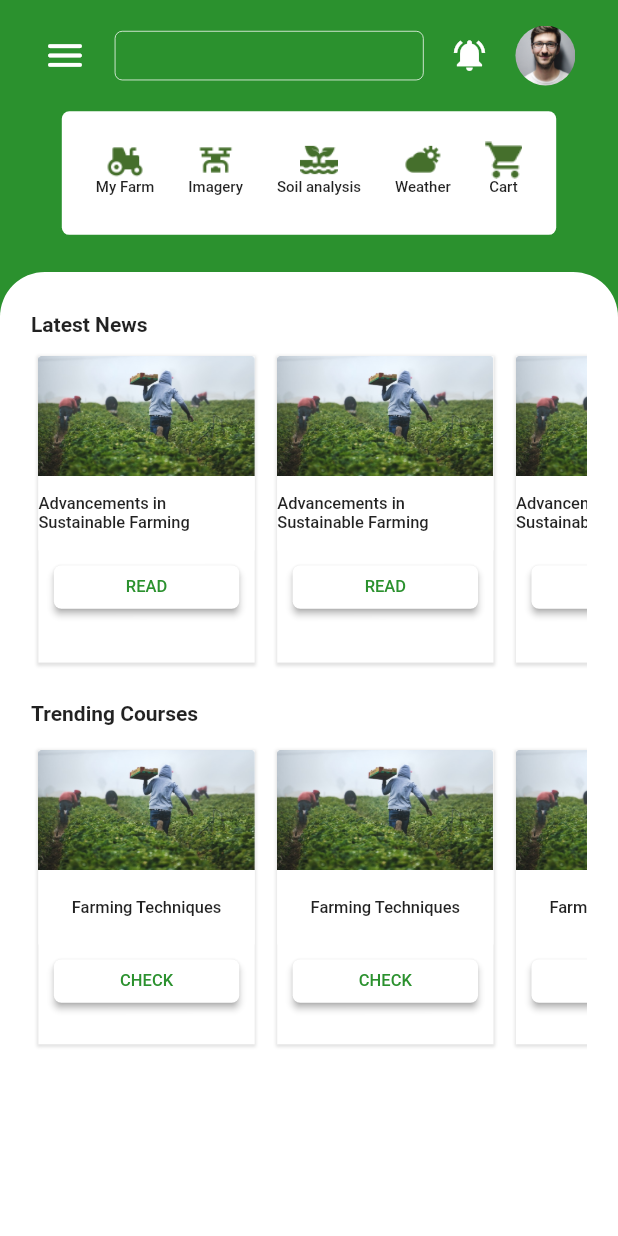
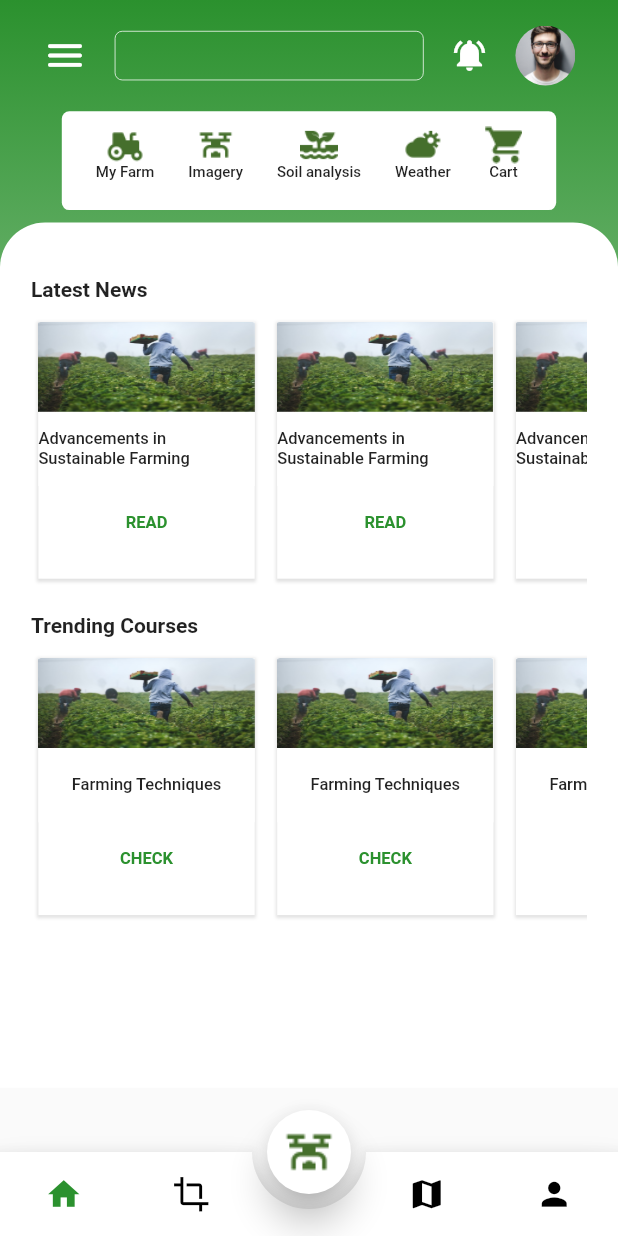
Before and after one commit to Trihz/App, a Flutter app: the screen it shows after launch, after a tap on "LOGIN", on a phone screen of 412 x 824 dp. Run offline on Flutter 3.47's test engine with Material 2 defaults, Android fonts, the phone set to English and light mode, and no system bars; drawn by our look-alikes of animated_bottom_navigation_bar; our stand-ins replace animated_text_kit.

Commit message:
Bottom navigation bar

```diff
--- a/lib/Login/logic_ui.dart
+++ b/lib/Login/logic_ui.dart
@@ -176,7 +176,7 @@ class _LoginUIState extends State<LoginUI> {
                     decoration: const BoxDecoration(color: Colors.transparent),
                     child: ElevatedButton(
                       onPressed: () {
-                        Navigator.pushNamed(context, '/homepage');
+                        Navigator.pushNamed(context, '/landingpage');
                       },
                       style: ElevatedButton.styleFrom(
                           backgroundColor: mainColor,
--- a/lib/homepage/homepage_ui.dart
+++ b/lib/homepage/homepage_ui.dart
@@ -19,9 +19,9 @@ class _HomepageUIState extends State<HomepageUI> {
       height: MediaQuery.of(context).size.height * 0.09,
       width: MediaQuery.of(context).size.width * 0.95,
       margin: const EdgeInsets.only(right: 3, left: 3, top: 0),
-      decoration: BoxDecoration(
-        color: mainColor,
-        borderRadius: const BorderRadius.only(
+      decoration: const BoxDecoration(
+        color: Colors.transparent,
+        borderRadius: BorderRadius.only(
           bottomLeft: Radius.circular(0),
           bottomRight: Radius.circular(0),
           topLeft: Radius.circular(0),
@@ -96,7 +96,7 @@ class _HomepageUIState extends State<HomepageUI> {
   /// widget to display the icons container
   Widget iconsContainer() {
     return Container(
-      height: MediaQuery.of(context).size.height * 0.1,
+      height: MediaQuery.of(context).size.height * 0.08,
       width: MediaQuery.of(context).size.width * 0.8,
       decoration: const BoxDecoration(
           color: Colors.white,
@@ -104,7 +104,7 @@ class _HomepageUIState extends State<HomepageUI> {
       child: Center(
         child: Container(
           height: MediaQuery.of(context).size.height * 0.1,
-          padding: const EdgeInsets.only(top: 20),
+          padding: const EdgeInsets.only(top: 10),
           decoration: const BoxDecoration(
             color: Colors.transparent,
           ),
@@ -236,9 +236,9 @@ class _HomepageUIState extends State<HomepageUI> {
   /// widget to display the latest news container
   Widget latestNews() {
     return Container(
-      height: MediaQuery.of(context).size.height * 0.3,
+      height: MediaQuery.of(context).size.height * 0.26,
       width: MediaQuery.of(context).size.width * 0.9,
-      margin: const EdgeInsets.only(top: 10),
+      margin: const EdgeInsets.only(top: 20),
       decoration: const BoxDecoration(color: Colors.transparent),
       child: Column(
         mainAxisAlignment: MainAxisAlignment.spaceEvenly,
@@ -258,7 +258,7 @@ class _HomepageUIState extends State<HomepageUI> {
             ),
           ),
           Container(
-            height: MediaQuery.of(context).size.height * 0.26,
+            height: MediaQuery.of(context).size.height * 0.22,
             width: MediaQuery.of(context).size.width * 1,
             decoration: const BoxDecoration(
               color: Colors.transparent,
@@ -268,7 +268,7 @@ class _HomepageUIState extends State<HomepageUI> {
                 scrollDirection: Axis.horizontal,
                 itemBuilder: ((context, index) {
                   return Container(
-                    height: MediaQuery.of(context).size.height * 0.26,
+                    height: MediaQuery.of(context).size.height * 0.22,
                     width: MediaQuery.of(context).size.width * 0.35,
                     margin: const EdgeInsets.only(
                         right: 10, top: 5, bottom: 5, left: 5),
@@ -283,7 +283,7 @@ class _HomepageUIState extends State<HomepageUI> {
                     child: Column(
                       children: [
                         Container(
-                            height: 80,
+                            height: 60,
                             width: MediaQuery.of(context).size.width * 0.35,
                             decoration: const BoxDecoration(
                               image: DecorationImage(
@@ -316,24 +316,15 @@ class _HomepageUIState extends State<HomepageUI> {
                             width: MediaQuery.of(context).size.width * 0.3,
                             decoration:
                                 const BoxDecoration(color: Colors.transparent),
-                          child: ElevatedButton(
-                            onPressed: () {
-                              Navigator.pushNamed(context, '/homepage');
-                            },
-                            style: ElevatedButton.styleFrom(
-                                backgroundColor: Colors.white,
-                                foregroundColor: mainColor,
-                                shadowColor: Colors.grey,
-                                shape: const RoundedRectangleBorder(
-                                    borderRadius:
-                                        BorderRadius.all(Radius.circular(5)))),
-                            child: const Text(
+                            child: Center(
+                              child: Text(
                                 "READ",
                                 style: TextStyle(
-                                  fontSize: 11, fontWeight: FontWeight.w500),
+                                    fontSize: 11,
+                                    fontWeight: FontWeight.w700,
+                                    color: mainColor),
                               ),
-                          ),
-                        )
+                            ))
                       ],
                     ),
                   );
@@ -347,7 +338,7 @@ class _HomepageUIState extends State<HomepageUI> {
   /// Widget to display the trending courses container
   Widget trendingCourses() {
     return Container(
-      height: MediaQuery.of(context).size.height * 0.3,
+      height: MediaQuery.of(context).size.height * 0.26,
       width: MediaQuery.of(context).size.width * 0.9,
       margin: const EdgeInsets.only(top: 10),
       decoration: const BoxDecoration(color: Colors.transparent),
@@ -369,7 +360,7 @@ class _HomepageUIState extends State<HomepageUI> {
             ),
           ),
           Container(
-            height: MediaQuery.of(context).size.height * 0.25,
+            height: MediaQuery.of(context).size.height * 0.22,
             width: MediaQuery.of(context).size.width * 1,
             decoration: const BoxDecoration(
               color: Colors.transparent,
@@ -379,7 +370,7 @@ class _HomepageUIState extends State<HomepageUI> {
                 scrollDirection: Axis.horizontal,
                 itemBuilder: ((context, index) {
                   return Container(
-                    height: MediaQuery.of(context).size.height * 0.25,
+                    height: MediaQuery.of(context).size.height * 0.22,
                     width: MediaQuery.of(context).size.width * 0.35,
                     margin: const EdgeInsets.only(
                         right: 10, top: 5, bottom: 5, left: 5),
@@ -394,7 +385,7 @@ class _HomepageUIState extends State<HomepageUI> {
                     child: Column(
                       children: [
                         Container(
-                            height: 80,
+                            height: 60,
                             width: MediaQuery.of(context).size.width * 0.35,
                             decoration: const BoxDecoration(
                               image: DecorationImage(
@@ -427,24 +418,15 @@ class _HomepageUIState extends State<HomepageUI> {
                             width: MediaQuery.of(context).size.width * 0.3,
                             decoration:
                                 const BoxDecoration(color: Colors.transparent),
-                          child: ElevatedButton(
-                            onPressed: () {
-                              Navigator.pushNamed(context, '/homepage');
-                            },
-                            style: ElevatedButton.styleFrom(
-                                backgroundColor: Colors.white,
-                                foregroundColor: mainColor,
-                                shadowColor: Colors.grey,
-                                shape: const RoundedRectangleBorder(
-                                    borderRadius:
-                                        BorderRadius.all(Radius.circular(5)))),
-                            child: const Text(
+                            child: Center(
+                              child: Text(
                                 "CHECK",
                                 style: TextStyle(
-                                  fontSize: 11, fontWeight: FontWeight.w500),
+                                    fontSize: 11,
+                                    fontWeight: FontWeight.w700,
+                                    color: mainColor),
                               ),
-                          ),
-                        )
+                            ))
                       ],
                     ),
                   );
@@ -461,15 +443,17 @@ class _HomepageUIState extends State<HomepageUI> {
       key: scaffoldKey,
       drawer: const NavDrawer(),
       body: Container(
-        height: MediaQuery.of(context).size.height * 1,
+        height: MediaQuery.of(context).size.height * 0.88,
         width: MediaQuery.of(context).size.width * 1,
         decoration: BoxDecoration(
-          color: mainColor,
-        ),
+            gradient: LinearGradient(
+                colors: [mainColor, Colors.white],
+                begin: Alignment.topCenter,
+                end: Alignment.bottomCenter)),
         child: Column(
           children: [
             Container(
-              height: MediaQuery.of(context).size.height * 0.22,
+              height: MediaQuery.of(context).size.height * 0.18,
               width: MediaQuery.of(context).size.width * 1,
               decoration: const BoxDecoration(
                 color: Colors.transparent,
@@ -482,7 +466,7 @@ class _HomepageUIState extends State<HomepageUI> {
               ),
             ),
             Container(
-              height: MediaQuery.of(context).size.height * 0.78,
+              height: MediaQuery.of(context).size.height * 0.7,
               width: MediaQuery.of(context).size.width * 1,
               decoration: const BoxDecoration(
                   color: Colors.white,
--- /dev/null
+++ b/lib/landing/landing_page_ui.dart
@@ -0,0 +1,82 @@
+import 'package:agrogis/account/account.dart';
+import 'package:agrogis/droneservices/drone_services_ui.dart';
+import 'package:agrogis/homepage/homepage_ui.dart';
+import 'package:agrogis/myfarm/myfarm.dart';
+import 'package:flutter/material.dart';
+import 'package:animated_bottom_navigation_bar/animated_bottom_navigation_bar.dart';
+
+class LandingPageUI extends StatefulWidget {
+  const LandingPageUI({super.key});
+
+  @override
+  State<LandingPageUI> createState() => _LandingPageUIState();
+}
+
+class _LandingPageUIState extends State<LandingPageUI> {
+  /// defining the main colors
+  Color mainColor = const Color.fromARGB(255, 43, 145, 46);
+
+  List screens = [
+    const HomepageUI(),
+    const MyFarm_UI(),
+    const DroneSevicesUI(),
+    const AccountUI()
+  ];
+
+  int activeIndex = 0;
+
+  final iconList = <IconData>[
+    Icons.home,
+    Icons.crop,
+    Icons.map,
+    Icons.person,
+  ];
+
+  /// Handler for when you want to programmatically change
+  /// the active index. Calling `setState()` here causes
+  /// Flutter to re-render the tree, which `AnimatedBottomNavigationBar`
+  /// responds to by running its normal animation.
+  void _onTap(int index) {
+    setState(() {
+      activeIndex = index;
+    });
+  }
+
+  @override
+  Widget build(BuildContext context) {
+    return Scaffold(
+      body: screens[activeIndex], // Show the screen based on activeIndex
+      floatingActionButton: FloatingActionButton(
+        backgroundColor: Colors.white,
+        elevation: 10,
+        child: Container(
+            height: 35,
+            width: 35,
+            decoration: const BoxDecoration(
+              image: DecorationImage(
+                image: AssetImage('assets/drone.png'),
+                fit: BoxFit.fill,
+              ),
+            )),
+        onPressed: () {
+          Navigator.pushNamed(context, '/droneservices');
+        },
+      ),
+      floatingActionButtonLocation: FloatingActionButtonLocation.centerDocked,
+      bottomNavigationBar: AnimatedBottomNavigationBar(
+        splashRadius: 20,
+        splashSpeedInMilliseconds: 300,
+        icons: iconList,
+        borderColor: const Color.fromARGB(255, 230, 230, 230),
+        activeIndex: activeIndex,
+        activeColor: mainColor,
+        iconSize: 25,
+        gapLocation: GapLocation.center,
+        notchSmoothness: NotchSmoothness.defaultEdge,
+        notchMargin: 10,
+        onTap: (index) =>
+            setState(() => activeIndex = index), // Update activeIndex on tap
+      ),
+    );
+  }
+}
--- a/lib/main.dart
+++ b/lib/main.dart
@@ -7,6 +7,7 @@ import 'package:agrogis/cart/subscription_details.dart';
 import 'package:agrogis/droneservices/drone_services_ui.dart';
 import 'package:agrogis/homepage/homepage_ui.dart';
 import 'package:agrogis/issues/issues.dart';
+import 'package:agrogis/landing/landing_page_ui.dart';
 import 'package:agrogis/manuals/manuals.dart';
 import 'package:agrogis/myfarm/myfarm.dart';
 import 'package:agrogis/myplans/manage_plane.dart';
@@ -37,6 +38,7 @@ class _MyAppState extends State<MyApp> {
       routes: {
         '/signup': (context) => const SignUpUI(),
         '/login': (context) => const LoginUI(),
+        '/landingpage': (context) => const LandingPageUI(),
         '/homepage': (context) => const HomepageUI(),
         '/bottomnavbar': (context) => const BottomNavBar(),
         '/cart': (context) => const CartUI(),
```
Also changed, not shown: lib/myplans/manage_plane.dart (+119 -11 lines). Lines whose indentation alone changed are shown as unchanged.
